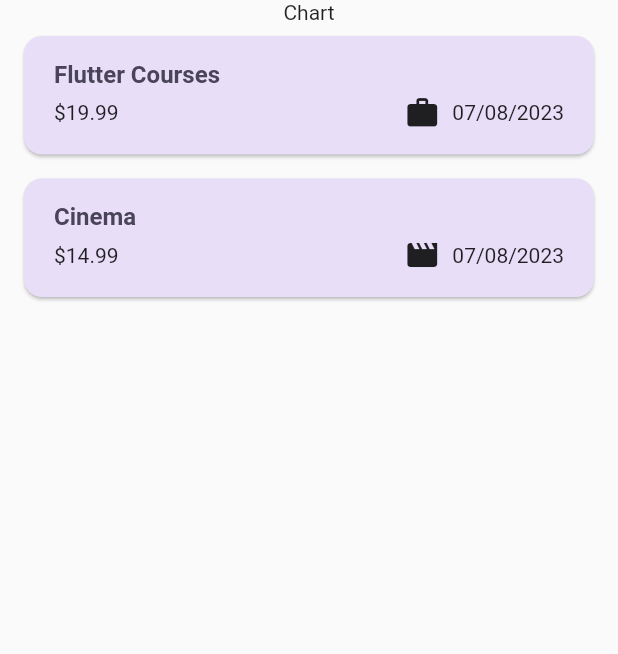
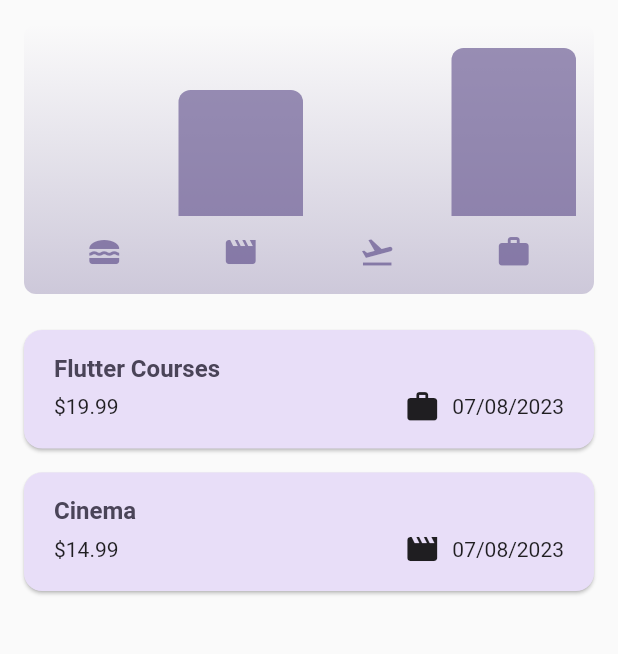
Before and after one commit to ElbertNatan/Flutter-expenses-app, a Flutter app: the screen it shows after launch, on a phone screen of 412 x 824 dp, the part 84-738 px from its top. Run offline on Flutter 3.47's test engine with Material 2 defaults, Android fonts, the phone set to English and light mode, and no system bars.

Commit message:
- inserindo chart

```diff
--- a/flutter_expenses_app/lib/models/Expense.dart
+++ b/flutter_expenses_app/lib/models/Expense.dart
@@ -45,7 +45,7 @@
   final Category category;
   final List<Expense> expenses;
 
-  double get TotalExpenses {
+  double get totalExpenses {
     double sum = 0;
 
     for (final expense in expenses) {
--- /dev/null
+++ b/flutter_expenses_app/lib/widgets/chart/chart.dart
@@ -0,0 +1,95 @@
+import 'package:flutter/material.dart';
+
+import 'chart_bar.dart';
+import 'package:futter_expenses_app/models/Expense.dart';
+
+class Chart extends StatelessWidget {
+  const Chart({super.key, required this.expenses});
+
+  final List<Expense> expenses;
+
+  List<ExpenseBucket> get buckets {
+    return [
+      ExpenseBucket.forCategory(expenses, Category.food),
+      ExpenseBucket.forCategory(expenses, Category.leisure),
+      ExpenseBucket.forCategory(expenses, Category.travel),
+      ExpenseBucket.forCategory(expenses, Category.work),
+    ];
+  }
+
+  double get maxTotalExpense {
+    double maxTotalExpense = 0;
+
+    for (final bucket in buckets) {
+      if (bucket.totalExpenses > maxTotalExpense) {
+        maxTotalExpense = bucket.totalExpenses;
+      }
+    }
+
+    return maxTotalExpense;
+  }
+
+  @override
+  Widget build(BuildContext context) {
+    final isDarkMode =
+        MediaQuery.of(context).platformBrightness == Brightness.dark;
+    return Container(
+      margin: const EdgeInsets.all(16),
+      padding: const EdgeInsets.symmetric(
+        vertical: 16,
+        horizontal: 8,
+      ),
+      width: double.infinity,
+      height: 180,
+      decoration: BoxDecoration(
+        borderRadius: BorderRadius.circular(8),
+        gradient: LinearGradient(
+          colors: [
+            Theme.of(context).colorScheme.primary.withOpacity(0.3),
+            Theme.of(context).colorScheme.primary.withOpacity(0.0)
+          ],
+          begin: Alignment.bottomCenter,
+          end: Alignment.topCenter,
+        ),
+      ),
+      child: Column(
+        children: [
+          Expanded(
+            child: Row(
+              crossAxisAlignment: CrossAxisAlignment.end,
+              children: [
+                for (final bucket in buckets) // alternative to map()
+                  ChartBar(
+                    fill: bucket.totalExpenses == 0
+                        ? 0
+                        : bucket.totalExpenses / maxTotalExpense,
+                  )
+              ],
+            ),
+          ),
+          const SizedBox(height: 12),
+          Row(
+            children: buckets
+                .map(
+                  (bucket) => Expanded(
+                    child: Padding(
+                      padding: const EdgeInsets.symmetric(horizontal: 4),
+                      child: Icon(
+                        categoryIcons[bucket.category],
+                        color: isDarkMode
+                            ? Theme.of(context).colorScheme.secondary
+                            : Theme.of(context)
+                                .colorScheme
+                                .primary
+                                .withOpacity(0.7),
+                      ),
+                    ),
+                  ),
+                )
+                .toList(),
+          )
+        ],
+      ),
+    );
+  }
+}
--- /dev/null
+++ b/flutter_expenses_app/lib/widgets/chart/chart_bar.dart
@@ -0,0 +1,34 @@
+import 'package:flutter/material.dart';
+
+class ChartBar extends StatelessWidget {
+  const ChartBar({
+    super.key,
+    required this.fill,
+  });
+
+  final double fill;
+
+  @override
+  Widget build(BuildContext context) {
+    final isDarkMode =
+        MediaQuery.of(context).platformBrightness == Brightness.dark;
+    return Expanded(
+      child: Padding(
+        padding: const EdgeInsets.symmetric(horizontal: 4),
+        child: FractionallySizedBox(
+          heightFactor: fill,
+          child: DecoratedBox(
+            decoration: BoxDecoration(
+              shape: BoxShape.rectangle,
+              borderRadius:
+                  const BorderRadius.vertical(top: Radius.circular(8)),
+              color: isDarkMode
+                  ? Theme.of(context).colorScheme.secondary
+                  : Theme.of(context).colorScheme.primary.withOpacity(0.65),
+            ),
+          ),
+        ),
+      ),
+    );
+  }
+}
--- a/flutter_expenses_app/lib/widgets/expenses.dart
+++ b/flutter_expenses_app/lib/widgets/expenses.dart
@@ -4,6 +4,7 @@
 import 'package:futter_expenses_app/models/Expense.dart';
 import 'package:futter_expenses_app/widgets/expenses_list/expenses_list.dart';
 import 'package:futter_expenses_app/widgets/new_expense.dart';
+import 'package:futter_expenses_app/widgets/chart/chart.dart';
 
 class Expenses extends StatefulWidget {
   const Expenses({super.key});
@@ -88,7 +89,9 @@
       body: Column(
         crossAxisAlignment: CrossAxisAlignment.center,
         children: [
-          const Text("Chart"),
+          Chart(
+            expenses: _registereExpenses,
+          ),
           Expanded(
             child: mainContent,
           )
```
